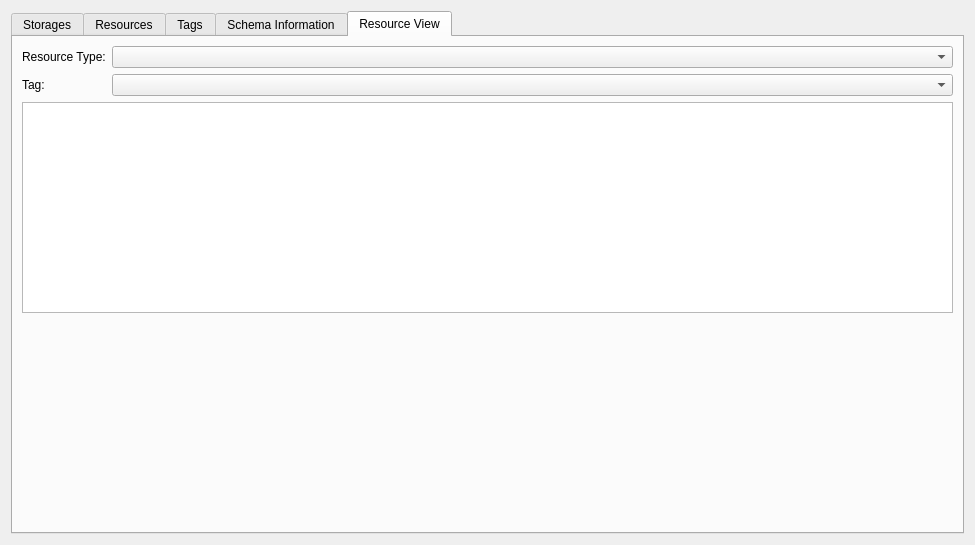
Old version of the form plugins/extensions/dbexplorer/WdgDbExplorer.ui in the repository KDE/krita.
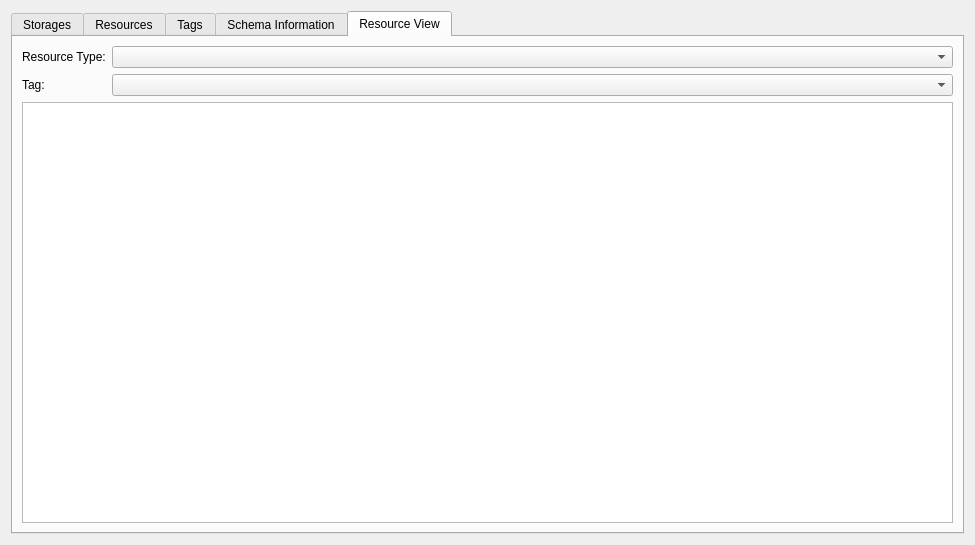
New version of the form. Custom widgets are drawn as their Qt base class.

Commit message:
WdgDbExplorer: remove spacer in the Resource View that takes away half of the space
Part-of: <https://invent.kde.org/graphics/krita/-/merge_requests/1733>

The edit to the form file:
```diff
--- a/plugins/extensions/dbexplorer/WdgDbExplorer.ui
+++ b/plugins/extensions/dbexplorer/WdgDbExplorer.ui
@@ -196,19 +196,6 @@
        <item>
         <widget class="KisResourceItemListView" name="resourceItemView"/>
        </item>
-       <item>
-        <spacer name="verticalSpacer">
-         <property name="orientation">
-          <enum>Qt::Vertical</enum>
-         </property>
-         <property name="sizeHint" stdset="0">
-          <size>
-           <width>20</width>
-           <height>40</height>
-          </size>
-         </property>
-        </spacer>
-       </item>
       </layout>
      </widget>
     </widget>
```
